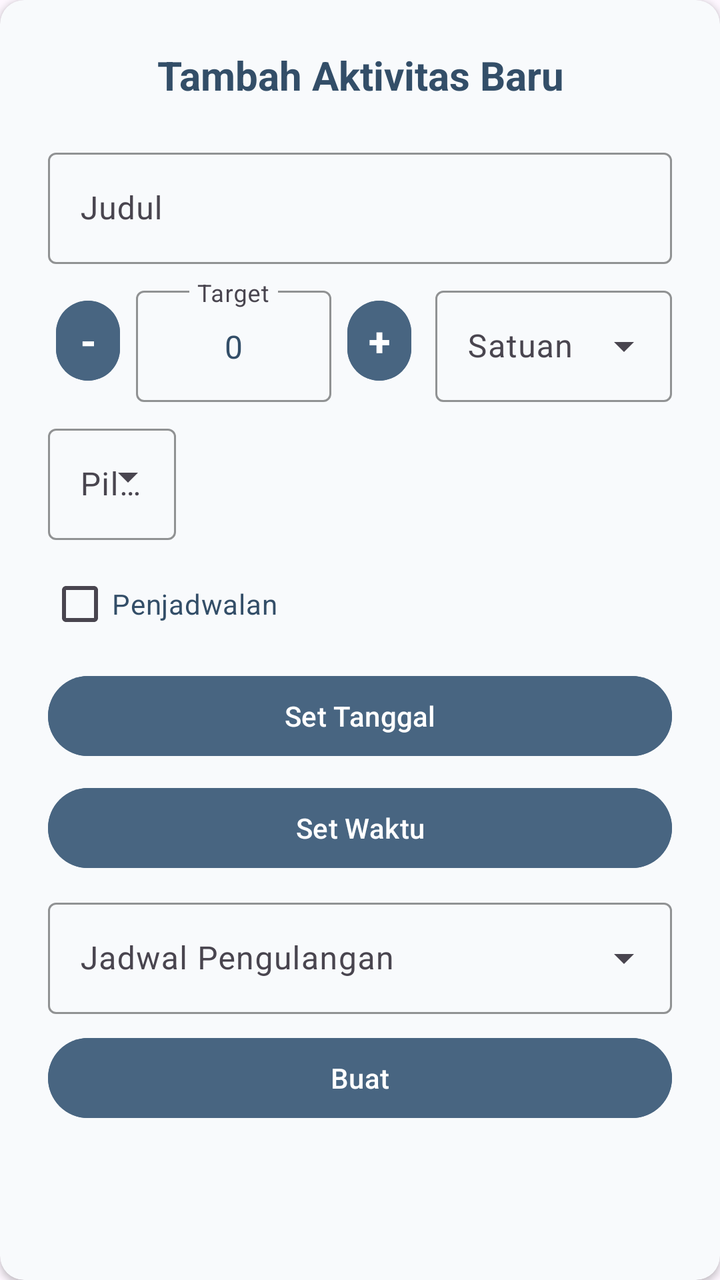
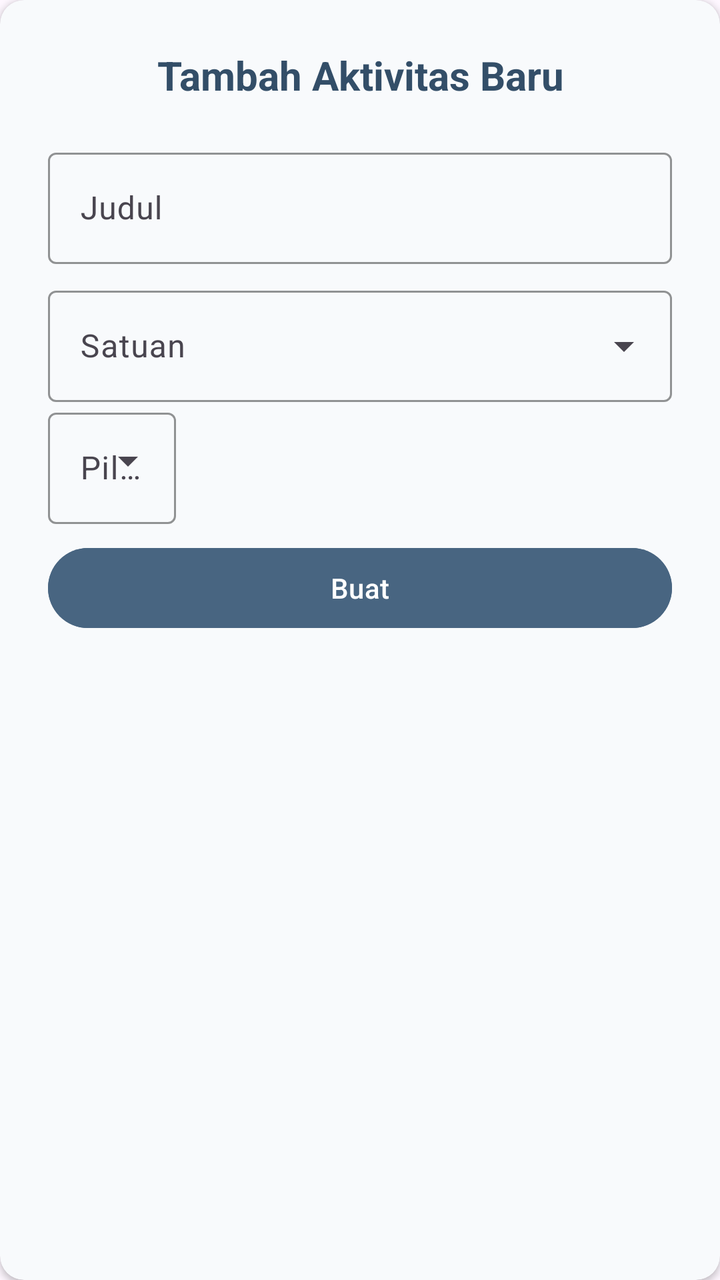

An Android layout rendered at two revisions. The XML below is the earlier revision; the diff shows what the commit changed to produce the second picture.
<!-- AndroidManifest.xml: application theme Theme.Tiasakeun -->
<!-- res/layout/dialog_add_activity.xml -->
<?xml version="1.0" encoding="utf-8"?>
<androidx.cardview.widget.CardView xmlns:android="http://schemas.android.com/apk/res/android"
    xmlns:app="http://schemas.android.com/apk/res-auto"
    android:layout_width="match_parent"
    android:layout_height="wrap_content"
    xmlns:tools="http://schemas.android.com/tools"
    android:layout_marginHorizontal="16dp"
    android:layout_marginVertical="8dp"
    app:cardCornerRadius="12dp"
    app:cardElevation="2dp"
    app:cardBackgroundColor="@color/surface_card">
    <LinearLayout
        android:orientation="vertical"
        android:layout_width="match_parent"
        android:layout_height="wrap_content"
        android:padding="24dp"
        android:layout_gravity="center_horizontal">

        <TextView
            android:layout_width="match_parent"
            android:layout_height="wrap_content"
            android:text="@string/add_new_activity"
            android:textSize="20sp"
            android:textStyle="bold"
            android:textColor="@color/primary_text"
            android:layout_marginBottom="20dp"
            android:gravity="center_horizontal"/>

        <com.google.android.material.textfield.TextInputLayout
            android:layout_width="match_parent"
            android:layout_height="wrap_content"
            android:hint="@string/title"
            style="@style/Widget.Material3.TextInputLayout.OutlinedBox"
            android:layout_marginBottom="8dp"
            app:boxStrokeColor="@color/accent_blue"
            app:hintTextColor="@color/accent_blue">

            <com.google.android.material.textfield.TextInputEditText
                android:id="@+id/etActivityTitle"
                android:layout_width="match_parent"
                android:layout_height="wrap_content"
                android:inputType="textPersonName"
                android:textColor="@color/primary_text"/>
        </com.google.android.material.textfield.TextInputLayout>

        <com.google.android.material.textfield.TextInputLayout
            style="@style/Widget.Material3.TextInputLayout.OutlinedBox.ExposedDropdownMenu"
            android:layout_width="match_parent"
            android:layout_height="wrap_content"
            android:hint="@string/type"
            android:layout_marginBottom="8dp"
            app:boxStrokeColor="@color/accent_blue"
            app:hintTextColor="@color/accent_blue"
            android:visibility="gone">

            <com.google.android.material.textfield.MaterialAutoCompleteTextView
                android:id="@+id/spinnerType"
                android:layout_width="match_parent"
                android:layout_height="wrap_content"
                android:inputType="none"
                android:textColor="@color/primary_text"/>

        </com.google.android.material.textfield.TextInputLayout>

        <LinearLayout
            android:layout_width="match_parent"
            android:layout_height="wrap_content"
            android:orientation="horizontal"
            android:gravity="center_vertical"
            android:layout_marginBottom="8dp">
            <LinearLayout
                android:layout_width="0dp"
                android:layout_height="wrap_content"
                android:layout_weight="1.1"
                android:orientation="horizontal"
                android:gravity="center_vertical"
                android:layout_marginEnd="8dp">

                <com.google.android.material.button.MaterialButton
                    android:id="@+id/btnTotalMinus"
                    style="@style/Widget.Material3.Button.IconButton.Filled"
                    android:layout_width="40dp"
                    android:layout_height="40dp"
                    android:text="-"
                    android:textSize="20sp"
                    android:textStyle="bold"
                    android:gravity="center"
                    android:padding="0dp"
                    android:insetTop="0dp"
                    android:insetBottom="0dp"
                    app:shapeAppearanceOverlay="@style/ShapeAppearance.Material3.Corner.Full"
                    android:backgroundTint="@color/accent_blue"/>

                <com.google.android.material.textfield.TextInputLayout
                    style="@style/Widget.Material3.TextInputLayout.OutlinedBox"
                    android:layout_width="0dp"
                    android:layout_height="wrap_content"
                    android:layout_weight="1"
                    android:hint="@string/target"
                    android:layout_marginHorizontal="4dp"
                    app:boxStrokeColor="@color/accent_blue">
                    <com.google.android.material.textfield.TextInputEditText
                        android:id="@+id/etTotal"
                        android:layout_width="match_parent"
                        android:layout_height="wrap_content"
                        android:inputType="number"
                        android:text="0"
                        android:gravity="center"
                        android:textColor="@color/primary_text"/>
                </com.google.android.material.textfield.TextInputLayout>

                <com.google.android.material.button.MaterialButton
                    android:id="@+id/btnTotalPlus"
                    style="@style/Widget.Material3.Button.IconButton.Filled"
                    android:layout_width="40dp"
                    android:layout_height="40dp"
                    android:text="+"
                    android:textSize="20sp"
                    android:textStyle="bold"
                    android:gravity="center"
                    android:padding="0dp"
                    android:insetTop="0dp"
                    android:insetBottom="0dp"
                    app:shapeAppearanceOverlay="@style/ShapeAppearance.Material3.Corner.Full"
                    android:backgroundTint="@color/accent_blue"/>
            </LinearLayout>

            <com.google.android.material.textfield.TextInputLayout
                style="@style/Widget.Material3.TextInputLayout.OutlinedBox.ExposedDropdownMenu"
                android:layout_width="0dp"
                android:layout_height="wrap_content"
                android:layout_weight="0.7"
                android:hint="Satuan"
                app:boxStrokeColor="@color/accent_blue"
                app:hintTextColor="@color/accent_blue">
                <com.google.android.material.textfield.MaterialAutoCompleteTextView
                    android:id="@+id/spinnerUnit"
                    android:layout_width="match_parent"
                    android:layout_height="wrap_content"
                    android:inputType="none"
                    android:textColor="@color/primary_text"/>
            </com.google.android.material.textfield.TextInputLayout>
        </LinearLayout>

        <com.google.android.material.textfield.TextInputLayout
            style="@style/Widget.Material3.TextInputLayout.OutlinedBox.ExposedDropdownMenu"
            android:layout_width="wrap_content"
            android:layout_height="wrap_content"
            android:hint="@string/choose_icon"
            android:layout_marginBottom="8dp"
            app:boxStrokeColor="@color/accent_blue"
            app:hintTextColor="@color/accent_blue">
            <com.google.android.material.textfield.MaterialAutoCompleteTextView
                android:id="@+id/spinnerIcon"
                android:layout_width="wrap_content"
                android:layout_height="wrap_content"
                android:minWidth="64dp"
                android:inputType="none" />
        </com.google.android.material.textfield.TextInputLayout>

        <com.google.android.material.checkbox.MaterialCheckBox
            android:id="@+id/cbSchedule"
            android:layout_width="wrap_content"
            android:layout_height="wrap_content"
            android:layout_gravity="center_vertical"
            android:textColor="@color/primary_text"
            android:backgroundTint="@color/accent_blue"
            android:text="@string/schedule"
            android:layout_marginBottom="8dp"/>

        <com.google.android.material.button.MaterialButton
            android:id="@+id/btnDateActivity"
            android:layout_width="match_parent"
            android:layout_height="wrap_content"
            android:backgroundTint="@color/accent_blue"
            android:text="@string/set_date"
            android:paddingHorizontal="24dp"
            tools:ignore="MissingConstraints"
            android:layout_marginBottom="8dp"/>

        <com.google.android.material.button.MaterialButton
            android:id="@+id/btnTimeActivity"
            android:layout_width="match_parent"
            android:layout_height="wrap_content"
            android:backgroundTint="@color/accent_blue"
            android:text="@string/set_time"
            android:paddingHorizontal="24dp"
            tools:ignore="MissingConstraints"
            android:layout_marginBottom="8dp"/>

        <com.google.android.material.textfield.TextInputLayout
            android:id="@+id/spinnerScheduleLayout"
            style="@style/Widget.Material3.TextInputLayout.OutlinedBox.ExposedDropdownMenu"
            android:layout_width="match_parent"
            android:layout_height="wrap_content"
            android:hint="@string/schedule_date"
            android:layout_marginBottom="8dp"
            app:boxStrokeColor="@color/accent_blue"
            app:hintTextColor="@color/accent_blue">
            <com.google.android.material.textfield.MaterialAutoCompleteTextView
                android:id="@+id/spinnerSchedule"
                android:layout_width="match_parent"
                android:layout_height="wrap_content"
                android:inputType="none"
                android:textColor="@color/primary_text"/>
        </com.google.android.material.textfield.TextInputLayout>


        <com.google.android.material.button.MaterialButton
            android:id="@+id/btnCreateActivity"
            android:layout_width="match_parent"
            android:layout_height="wrap_content"
            android:text="@string/create"
            android:backgroundTint="@color/accent_blue"
            android:paddingHorizontal="24dp"
            android:layout_marginBottom="8dp"
            tools:ignore="MissingConstraints"/>
    </LinearLayout>
</androidx.cardview.widget.CardView>
<!-- resources referenced by this layout -->
<resources>
  <color name="accent_blue">#486581</color>
  <color name="primary_text">#334E68</color>
  <color name="surface_card">#F8FAFC</color>
  <string name="add_new_activity">Tambah Aktivitas Baru</string>
  <string name="choose_icon">Pilih icon</string>
  <string name="create">Buat</string>
  <string name="schedule">Penjadwalan</string>
  <string name="schedule_date">Jadwal Pengulangan</string>
  <string name="set_date">Set Tanggal</string>
  <string name="set_time">Set Waktu</string>
  <string name="target">Target</string>
  <string name="title">Judul</string>
  <string name="type">Tipe</string>
  <style name="Theme.Tiasakeun" parent="Base.Theme.Tiasakeun" />
  <style name="Base.Theme.Tiasakeun" parent="Theme.Material3.DayNight.NoActionBar">
          
          
          <item name="colorOnSecondaryContainer">@color/white</item>
      </style>
  <color name="white">#FFFFFFFF</color>
</resources>

<!-- the commit's change to res/layout/dialog_add_activity.xml (unified diff, before → after) -->
@@ -62,85 +62,100 @@
 
         </com.google.android.material.textfield.TextInputLayout>
 
-        <LinearLayout
-            android:layout_width="match_parent"
-            android:layout_height="wrap_content"
-            android:orientation="horizontal"
-            android:gravity="center_vertical"
-            android:layout_marginBottom="8dp">
-            <LinearLayout
-                android:layout_width="0dp"
-                android:layout_height="wrap_content"
-                android:layout_weight="1.1"
-                android:orientation="horizontal"
-                android:gravity="center_vertical"
-                android:layout_marginEnd="8dp">
-
-                <com.google.android.material.button.MaterialButton
-                    android:id="@+id/btnTotalMinus"
-                    style="@style/Widget.Material3.Button.IconButton.Filled"
-                    android:layout_width="40dp"
-                    android:layout_height="40dp"
-                    android:text="-"
-                    android:textSize="20sp"
-                    android:textStyle="bold"
-                    android:gravity="center"
-                    android:padding="0dp"
-                    android:insetTop="0dp"
-                    android:insetBottom="0dp"
-                    app:shapeAppearanceOverlay="@style/ShapeAppearance.Material3.Corner.Full"
-                    android:backgroundTint="@color/accent_blue"/>
-
-                <com.google.android.material.textfield.TextInputLayout
-                    style="@style/Widget.Material3.TextInputLayout.OutlinedBox"
-                    android:layout_width="0dp"
-                    android:layout_height="wrap_content"
-                    android:layout_weight="1"
-                    android:hint="@string/target"
-                    android:layout_marginHorizontal="4dp"
-                    app:boxStrokeColor="@color/accent_blue">
-                    <com.google.android.material.textfield.TextInputEditText
-                        android:id="@+id/etTotal"
-                        android:layout_width="match_parent"
-                        android:layout_height="wrap_content"
-                        android:inputType="number"
-                        android:text="0"
-                        android:gravity="center"
-                        android:textColor="@color/primary_text"/>
-                </com.google.android.material.textfield.TextInputLayout>
-
-                <com.google.android.material.button.MaterialButton
-                    android:id="@+id/btnTotalPlus"
-                    style="@style/Widget.Material3.Button.IconButton.Filled"
-                    android:layout_width="40dp"
-                    android:layout_height="40dp"
-                    android:text="+"
-                    android:textSize="20sp"
-                    android:textStyle="bold"
-                    android:gravity="center"
-                    android:padding="0dp"
-                    android:insetTop="0dp"
-                    android:insetBottom="0dp"
-                    app:shapeAppearanceOverlay="@style/ShapeAppearance.Material3.Corner.Full"
-                    android:backgroundTint="@color/accent_blue"/>
-            </LinearLayout>
-
-            <com.google.android.material.textfield.TextInputLayout
-                style="@style/Widget.Material3.TextInputLayout.OutlinedBox.ExposedDropdownMenu"
-                android:layout_width="0dp"
-                android:layout_height="wrap_content"
-                android:layout_weight="0.7"
-                android:hint="Satuan"
-                app:boxStrokeColor="@color/accent_blue"
-                app:hintTextColor="@color/accent_blue">
-                <com.google.android.material.textfield.MaterialAutoCompleteTextView
-                    android:id="@+id/spinnerUnit"
-                    android:layout_width="match_parent"
-                    android:layout_height="wrap_content"
-                    android:inputType="none"
-                    android:textColor="@color/primary_text"/>
-            </com.google.android.material.textfield.TextInputLayout>
-        </LinearLayout>
+        <com.google.android.material.textfield.TextInputLayout
+            style="@style/Widget.Material3.TextInputLayout.OutlinedBox.ExposedDropdownMenu"
+            android:layout_width="match_parent"
+            android:layout_height="wrap_content"
+            android:hint="@string/unit"
+            app:boxStrokeColor="@color/accent_blue"
+            app:hintTextColor="@color/accent_blue">
+            <com.google.android.material.textfield.MaterialAutoCompleteTextView
+                android:id="@+id/spinnerUnit"
+                android:layout_width="match_parent"
+                android:layout_height="wrap_content"
+                android:inputType="none"
+                android:textColor="@color/primary_text"/>
+        </com.google.android.material.textfield.TextInputLayout>
+
+
+
+
+
+
+
+
+
+
+
+
+
+
+
+
+
+
+
+
+
+
+
+
+
+
+
+
+
+
+
+
+
+
+
+
+
+
+
+
+
+
+
+
+
+
+
+
+
+
+
+
+
+
+
+
+
+
+
+
+
+
+
+
+
+
+
+
+
+
+
+
+
+
+
+
+
+
+
+
 
         <com.google.android.material.textfield.TextInputLayout
             style="@style/Widget.Material3.TextInputLayout.OutlinedBox.ExposedDropdownMenu"
@@ -158,52 +173,52 @@
                 android:inputType="none" />
         </com.google.android.material.textfield.TextInputLayout>
 
-        <com.google.android.material.checkbox.MaterialCheckBox
-            android:id="@+id/cbSchedule"
-            android:layout_width="wrap_content"
-            android:layout_height="wrap_content"
-            android:layout_gravity="center_vertical"
-            android:textColor="@color/primary_text"
-            android:backgroundTint="@color/accent_blue"
-            android:text="@string/schedule"
-            android:layout_marginBottom="8dp"/>
-
-        <com.google.android.material.button.MaterialButton
-            android:id="@+id/btnDateActivity"
-            android:layout_width="match_parent"
-            android:layout_height="wrap_content"
-            android:backgroundTint="@color/accent_blue"
-            android:text="@string/set_date"
-            android:paddingHorizontal="24dp"
-            tools:ignore="MissingConstraints"
-            android:layout_marginBottom="8dp"/>
-
-        <com.google.android.material.button.MaterialButton
-            android:id="@+id/btnTimeActivity"
-            android:layout_width="match_parent"
-            android:layout_height="wrap_content"
-            android:backgroundTint="@color/accent_blue"
-            android:text="@string/set_time"
-            android:paddingHorizontal="24dp"
-            tools:ignore="MissingConstraints"
-            android:layout_marginBottom="8dp"/>
-
-        <com.google.android.material.textfield.TextInputLayout
-            android:id="@+id/spinnerScheduleLayout"
-            style="@style/Widget.Material3.TextInputLayout.OutlinedBox.ExposedDropdownMenu"
-            android:layout_width="match_parent"
-            android:layout_height="wrap_content"
-            android:hint="@string/schedule_date"
-            android:layout_marginBottom="8dp"
-            app:boxStrokeColor="@color/accent_blue"
-            app:hintTextColor="@color/accent_blue">
-            <com.google.android.material.textfield.MaterialAutoCompleteTextView
-                android:id="@+id/spinnerSchedule"
-                android:layout_width="match_parent"
-                android:layout_height="wrap_content"
-                android:inputType="none"
-                android:textColor="@color/primary_text"/>
-        </com.google.android.material.textfield.TextInputLayout>
+
+
+
+
+
+
+
+
+
+
+
+
+
+
+
+
+
+
+
+
+
+
+
+
+
+
+
+
+
+
+
+
+
+
+
+
+
+
+
+
+
+
+
+
+
+
 
 
         <com.google.android.material.button.MaterialButton
<!-- resource entries referenced after the edit -->
@@ -6,13 +6,9 @@
   <string name="add_new_activity">Tambah Aktivitas Baru</string>
   <string name="choose_icon">Pilih icon</string>
   <string name="create">Buat</string>
-  <string name="schedule">Penjadwalan</string>
-  <string name="schedule_date">Jadwal Pengulangan</string>
-  <string name="set_date">Set Tanggal</string>
-  <string name="set_time">Set Waktu</string>
-  <string name="target">Target</string>
   <string name="title">Judul</string>
   <string name="type">Tipe</string>
+  <string name="unit">Satuan</string>
   <style name="Theme.Tiasakeun" parent="Base.Theme.Tiasakeun" />
   <style name="Base.Theme.Tiasakeun" parent="Theme.Material3.DayNight.NoActionBar">
           
